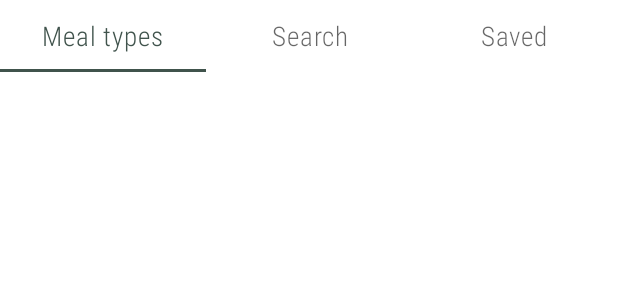
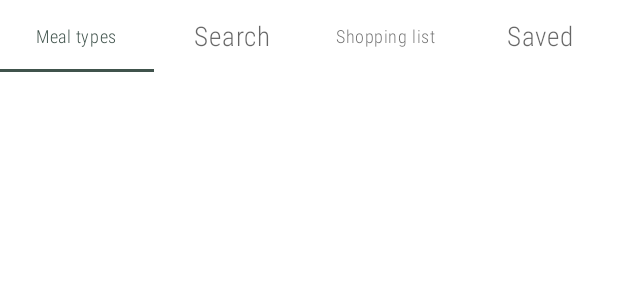
Before and after one commit to Waynenkl/RecipeLab_asgn, an Android app: the layout activity_home.xml on its own in the app's theme, with its tools: preview values and no code run, on a phone screen of 412 x 824 dp. Shown: the top 300 px of the screen. Run offline under Robolectric (Android 15) with nearby library versions, the phone set to English and light mode, and no system bars.

Commit message:
added new tab sopping_list

```diff
--- a/app/src/main/res/layout/activity_home.xml
+++ b/app/src/main/res/layout/activity_home.xml
@@ -28,6 +28,11 @@
     <com.google.android.material.tabs.TabItem
         android:layout_width="wrap_content"
         android:layout_height="wrap_content"
+        android:text="@string/shopping_list" />
+
+    <com.google.android.material.tabs.TabItem
+        android:layout_width="wrap_content"
+        android:layout_height="wrap_content"
         android:text="@string/saved" />
   </com.google.android.material.tabs.TabLayout>
 
--- a/app/src/main/res/values/strings.xml
+++ b/app/src/main/res/values/strings.xml
@@ -41,6 +41,7 @@
     <string name="vegetarian">Vegetarian</string>
     <string name="sulfite_free">Sulfite Free</string>
     <string name="search">Search</string>
+    <string name="shopping_list">Shopping list</string>
     <string name="recipe_source">Recipe source</string>
     <string name="home">Home</string>
     <string name="content_desc_meal_type_screen">Meal types screen</string>
```
